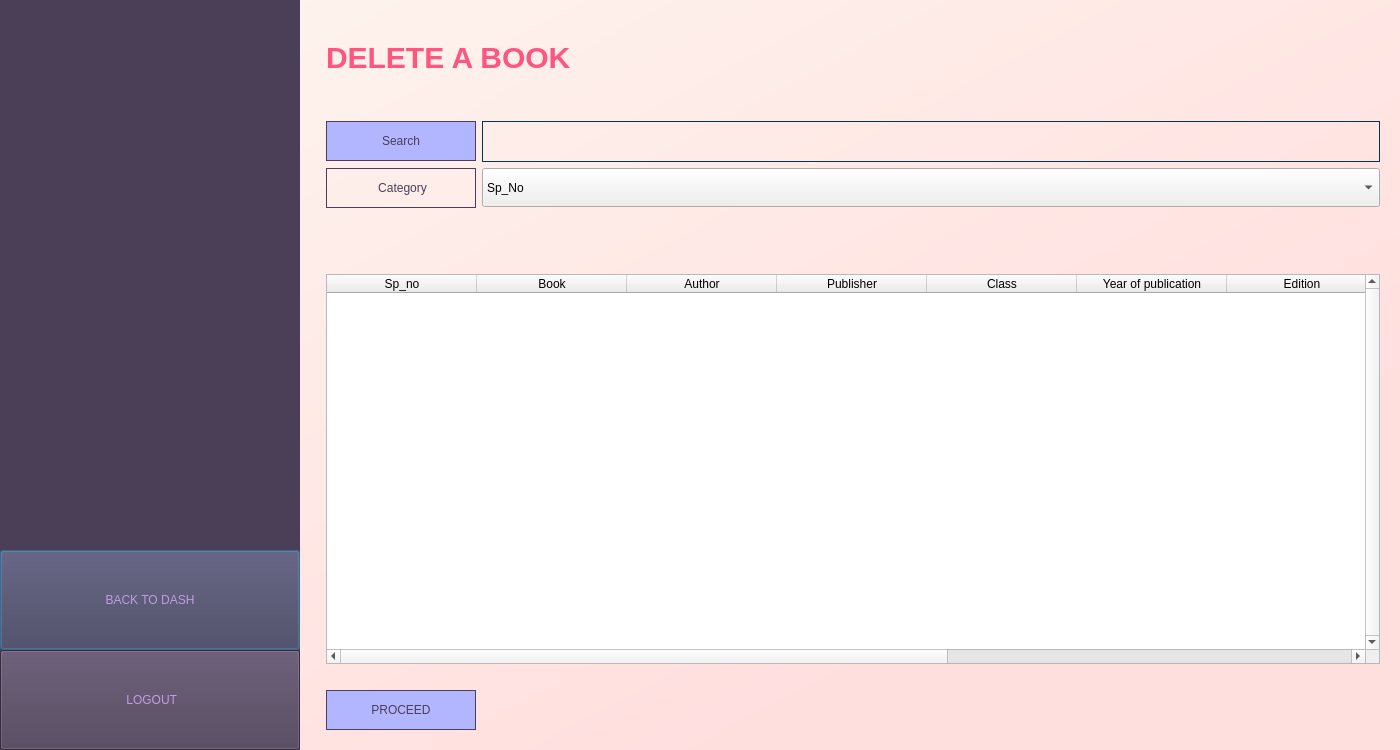
Biancaa-R/Library-Management-system-GUI, file deleteBooks.ui: the form before one commit.
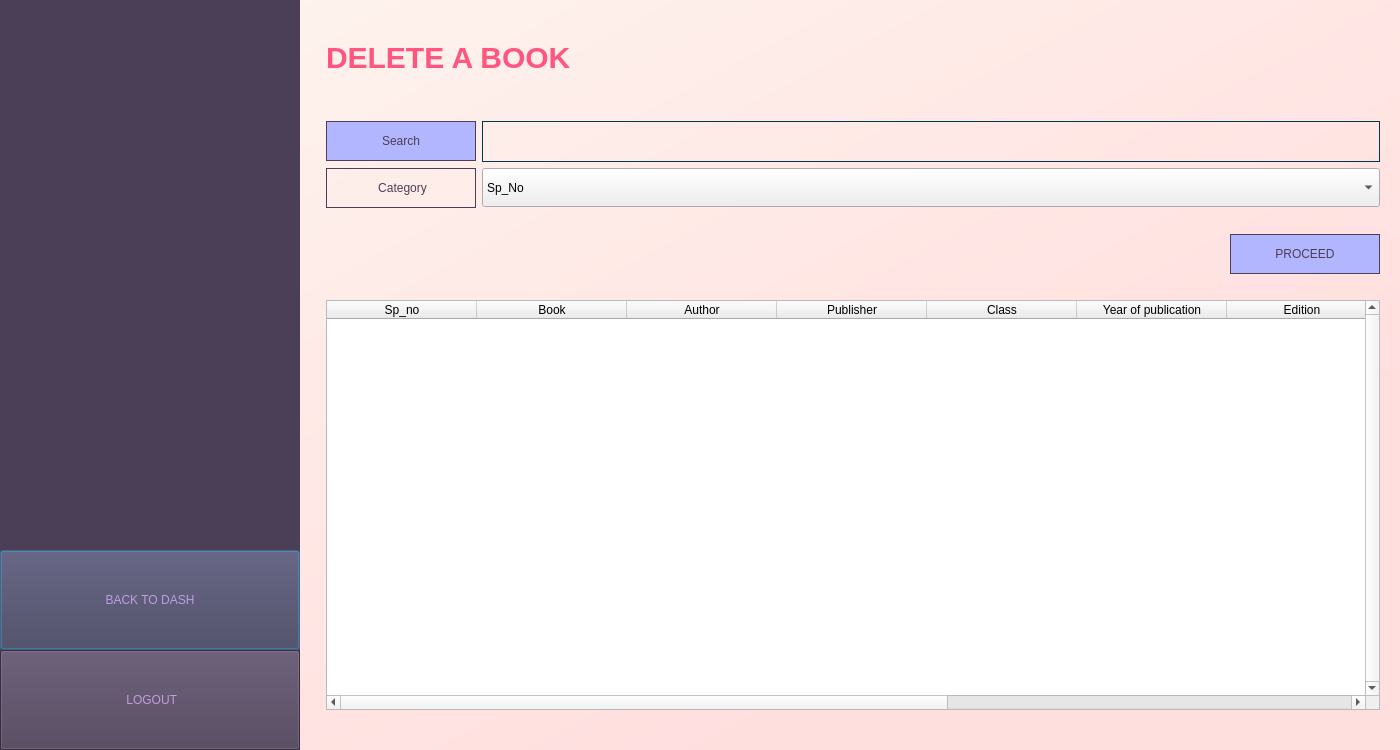
The form after the commit. Icons and pictures are not drawn.

```diff
--- a/deleteBooks.ui
+++ b/deleteBooks.ui
@@ -384,15 +384,68 @@
            </spacer>
           </item>
           <item>
-           <widget class="QLabel" name="confirm">
-            <property name="styleSheet">
-             <string notr="true">font: 13pt &quot;Calibri&quot; bold;
+           <layout class="QGridLayout" name="gridLayout_2">
+            <property name="topMargin">
+             <number>0</number>
+            </property>
+            <item row="0" column="0">
+             <widget class="QLabel" name="confirm">
+              <property name="minimumSize">
+               <size>
+                <width>800</width>
+                <height>0</height>
+               </size>
+              </property>
+              <property name="styleSheet">
+               <string notr="true">font: 13pt &quot;Calibri&quot; bold;
 color:rgb(170, 0, 0);</string>
-            </property>
-            <property name="text">
-             <string/>
-            </property>
-           </widget>
+              </property>
+              <property name="text">
+               <string/>
+              </property>
+             </widget>
+            </item>
+            <item row="0" column="2">
+             <widget class="QPushButton" name="confirmbutton">
+              <property name="minimumSize">
+               <size>
+                <width>150</width>
+                <height>40</height>
+               </size>
+              </property>
+              <property name="maximumSize">
+               <size>
+                <width>150</width>
+                <height>40</height>
+               </size>
+              </property>
+              <property name="styleSheet">
+               <string notr="true">font: 11pt &quot;Calibri&quot;;
+color:rgb(75, 62, 87);
+background-color:rgb(178, 182, 255);
+border : 1px solid rgb(75, 62, 87);
+
+</string>
+              </property>
+              <property name="text">
+               <string>PROCEED</string>
+              </property>
+             </widget>
+            </item>
+            <item row="0" column="1">
+             <spacer name="horizontalSpacer_7">
+              <property name="orientation">
+               <enum>Qt::Horizontal</enum>
+              </property>
+              <property name="sizeHint" stdset="0">
+               <size>
+                <width>5</width>
+                <height>20</height>
+               </size>
+              </property>
+             </spacer>
+            </item>
+           </layout>
           </item>
           <item>
            <spacer name="horizontalSpacer_5">
@@ -501,64 +554,6 @@
             </column>
            </widget>
           </item>
-          <item>
-           <spacer name="horizontalSpacer_4">
-            <property name="orientation">
-             <enum>Qt::Horizontal</enum>
-            </property>
-            <property name="sizeHint" stdset="0">
-             <size>
-              <width>40</width>
-              <height>20</height>
-             </size>
-            </property>
-           </spacer>
-          </item>
-          <item>
-           <layout class="QGridLayout" name="gridLayout_2">
-            <property name="topMargin">
-             <number>0</number>
-            </property>
-            <item row="0" column="0">
-             <widget class="QPushButton" name="confirmbutton">
-              <property name="minimumSize">
-               <size>
-                <width>150</width>
-                <height>40</height>
-               </size>
-              </property>
-              <property name="maximumSize">
-               <size>
-                <width>150</width>
-                <height>40</height>
-               </size>
-              </property>
-              <property name="styleSheet">
-               <string notr="true">font: 11pt &quot;Calibri&quot;;
-color:rgb(75, 62, 87);
-background-color:rgb(178, 182, 255);
-border : 1px solid rgb(75, 62, 87);
-
-</string>
-              </property>
-              <property name="text">
-               <string>PROCEED</string>
-              </property>
-             </widget>
-            </item>
-            <item row="0" column="1">
-             <widget class="QLabel" name="confirm2">
-              <property name="styleSheet">
-               <string notr="true">color: rgb(75, 62, 87);
-font: 13pt &quot;Calibri&quot;;</string>
-              </property>
-              <property name="text">
-               <string/>
-              </property>
-             </widget>
-            </item>
-           </layout>
-          </item>
           <item>
            <spacer name="horizontalSpacer_6">
             <property name="orientation">
@@ -567,7 +562,7 @@
             <property name="sizeHint" stdset="0">
              <size>
               <width>40</width>
-              <height>20</height>
+              <height>40</height>
              </size>
             </property>
            </spacer>
```
